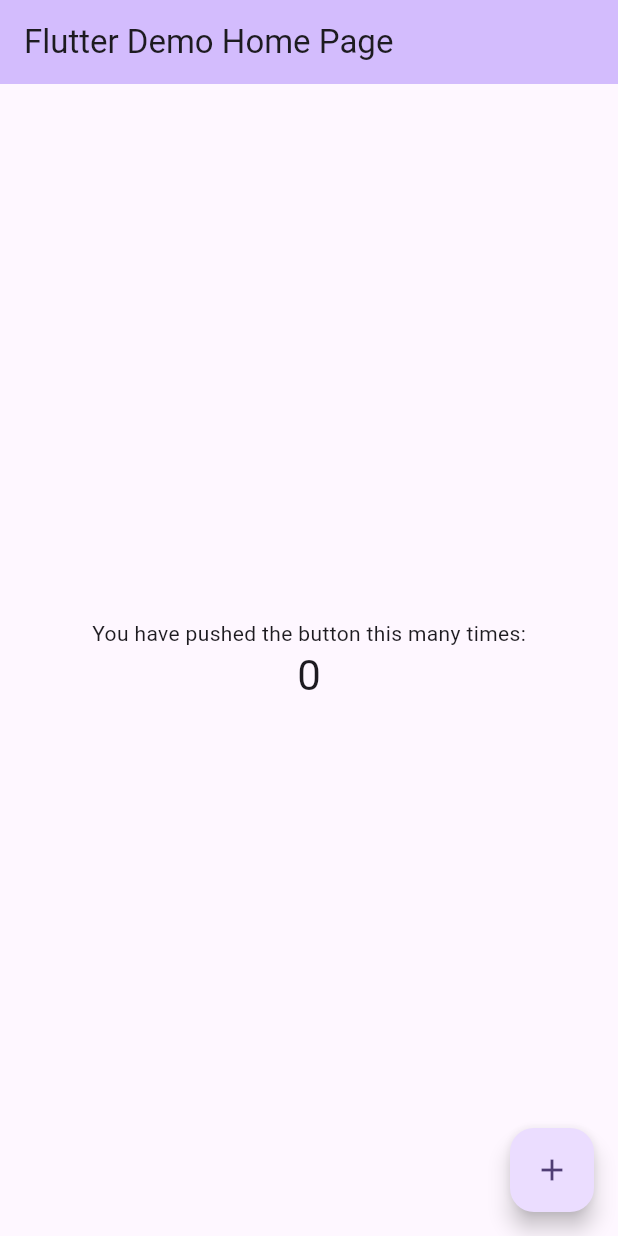
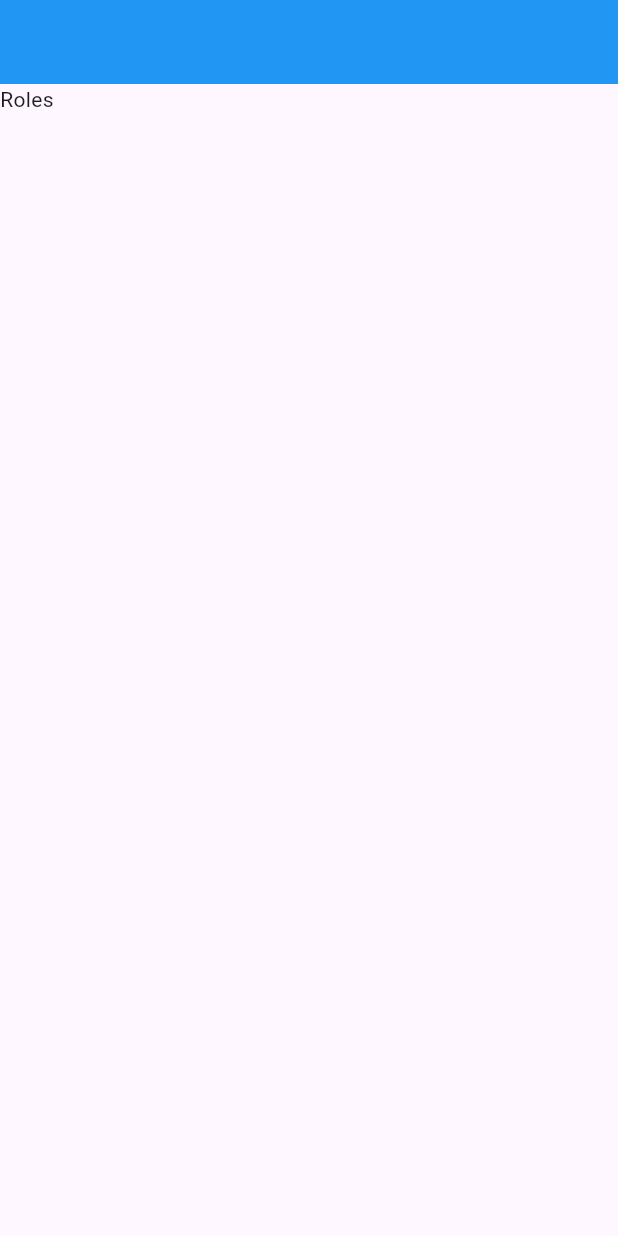
Before and after one commit to nikitabhutani/EmpowerU, a Flutter app: the screen it shows after launch, on a phone screen of 412 x 824 dp. Run offline on Flutter 3.47's test engine with Material 2 defaults, Android fonts, the phone set to English and light mode, and no system bars; our stand-ins replace animated_splash_screen, page_transition.

Commit message:
basic file and folder structure added

```diff
--- /dev/null
+++ b/empower_u/lib/helper/colors.dart
@@ -0,0 +1,2 @@
+//This is the file for keeping all the colors of the application.
+import 'package:flutter/material.dart';
--- /dev/null
+++ b/empower_u/lib/helper/contants.dart
@@ -0,0 +1,4 @@
+//This is the file for keeping all the constants like images and fonts
+import 'package:flutter/material.dart';
+
+Image logo = Image(image: AssetImage("assets/images/logo.png"));
--- a/empower_u/lib/main.dart
+++ b/empower_u/lib/main.dart
@@ -1,3 +1,4 @@
+import 'package:empower_u/screens/splash_screen.dart';
 import 'package:flutter/material.dart';
 
 void main() {
@@ -13,113 +14,10 @@ class MyApp extends StatelessWidget {
     return MaterialApp(
       title: 'Flutter Demo',
       theme: ThemeData(
-        // This is the theme of your application.
-        //
-        // TRY THIS: Try running your application with "flutter run". You'll see
-        // the application has a blue toolbar. Then, without quitting the app,
-        // try changing the seedColor in the colorScheme below to Colors.green
-        // and then invoke "hot reload" (save your changes or press the "hot
-        // reload" button in a Flutter-supported IDE, or press "r" if you used
-        // the command line to start the app).
-        //
-        // Notice that the counter didn't reset back to zero; the application
-        // state is not lost during the reload. To reset the state, use hot
-        // restart instead.
-        //
-        // This works for code too, not just values: Most code changes can be
-        // tested with just a hot reload.
         colorScheme: ColorScheme.fromSeed(seedColor: Colors.deepPurple),
         useMaterial3: true,
       ),
-      home: const MyHomePage(title: 'Flutter Demo Home Page'),
+      home: const SplashScreen(),
     );
   }
 }
-
-class MyHomePage extends StatefulWidget {
-  const MyHomePage({super.key, required this.title});
-
-  // This widget is the home page of your application. It is stateful, meaning
-  // that it has a State object (defined below) that contains fields that affect
-  // how it looks.
-
-  // This class is the configuration for the state. It holds the values (in this
-  // case the title) provided by the parent (in this case the App widget) and
-  // used by the build method of the State. Fields in a Widget subclass are
-  // always marked "final".
-
-  final String title;
-
-  @override
-  State<MyHomePage> createState() => _MyHomePageState();
-}
-
-class _MyHomePageState extends State<MyHomePage> {
-  int _counter = 0;
-
-  void _incrementCounter() {
-    setState(() {
-      // This call to setState tells the Flutter framework that something has
-      // changed in this State, which causes it to rerun the build method below
-      // so that the display can reflect the updated values. If we changed
-      // _counter without calling setState(), then the build method would not be
-      // called again, and so nothing would appear to happen.
-      _counter++;
-    });
-  }
-
-  @override
-  Widget build(BuildContext context) {
-    // This method is rerun every time setState is called, for instance as done
-    // by the _incrementCounter method above.
-    //
-    // The Flutter framework has been optimized to make rerunning build methods
-    // fast, so that you can just rebuild anything that needs updating rather
-    // than having to individually change instances of widgets.
-    return Scaffold(
-      appBar: AppBar(
-        // TRY THIS: Try changing the color here to a specific color (to
-        // Colors.amber, perhaps?) and trigger a hot reload to see the AppBar
-        // change color while the other colors stay the same.
-        backgroundColor: Theme.of(context).colorScheme.inversePrimary,
-        // Here we take the value from the MyHomePage object that was created by
-        // the App.build method, and use it to set our appbar title.
-        title: Text(widget.title),
-      ),
-      body: Center(
-        // Center is a layout widget. It takes a single child and positions it
-        // in the middle of the parent.
-        child: Column(
-          // Column is also a layout widget. It takes a list of children and
-          // arranges them vertically. By default, it sizes itself to fit its
-          // children horizontally, and tries to be as tall as its parent.
-          //
-          // Column has various properties to control how it sizes itself and
-          // how it positions its children. Here we use mainAxisAlignment to
-          // center the children vertically; the main axis here is the vertical
-          // axis because Columns are vertical (the cross axis would be
-          // horizontal).
-          //
-          // TRY THIS: Invoke "debug painting" (choose the "Toggle Debug Paint"
-          // action in the IDE, or press "p" in the console), to see the
-          // wireframe for each widget.
-          mainAxisAlignment: MainAxisAlignment.center,
-          children: <Widget>[
-            const Text(
-              'You have pushed the button this many times:',
-            ),
-            Text(
-              '$_counter',
-              style: Theme.of(context).textTheme.headlineMedium,
-            ),
-          ],
-        ),
-      ),
-      floatingActionButton: FloatingActionButton(
-        onPressed: _incrementCounter,
-        tooltip: 'Increment',
-        child: const Icon(Icons.add),
-      ), // This trailing comma makes auto-formatting nicer for build methods.
-    );
-  }
-}
--- /dev/null
+++ b/empower_u/lib/screens/selectRole.dart
@@ -0,0 +1,15 @@
+import 'package:flutter/material.dart';
+
+class SelectRole extends StatelessWidget {
+  const SelectRole({super.key});
+
+  @override
+  Widget build(BuildContext context) {
+    return Scaffold(
+      appBar: AppBar(
+        backgroundColor: Colors.blue,
+      ),
+      body: Text("Roles"),
+    );
+  }
+}
```
Also changed, not shown: empower_u/lib/screens/size_configs.dart (added, +31 -0 lines), empower_u/lib/screens/splash_screen.dart (added, +22 -0 lines), empower_u/pubspec.yaml (+3 -51 lines), empower_u/pubspec.lock.
